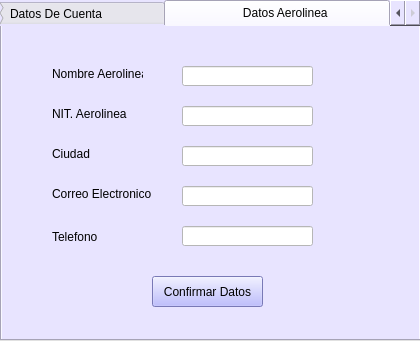
The window that Interfaces Aeropuerto/modificarDatosAerolinea.ui (vanesagustin98/Aerocamp) describes before a commit, drawn with Qt 5.
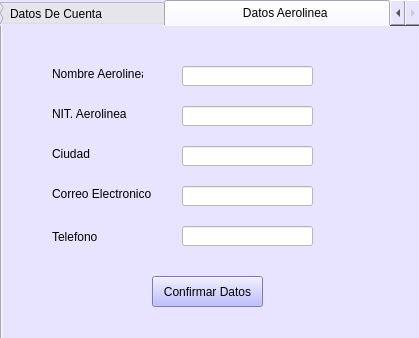
The same window after the commit.

```diff
--- a/Interfaces Aeropuerto/modificarDatosAerolinea.ui
+++ b/Interfaces Aeropuerto/modificarDatosAerolinea.ui
@@ -6,8 +6,8 @@
    <rect>
     <x>0</x>
     <y>0</y>
-    <width>420</width>
-    <height>341</height>
+    <width>419</width>
+    <height>338</height>
    </rect>
   </property>
   <property name="windowTitle">
```
Left out of the diff: 2 changed lines with no effect on the pictures.
